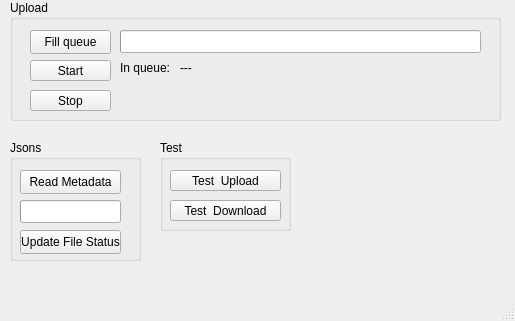
This is src/telegrambot-gui/mainwindow.ui in MrGrey7/TeleCloud as Qt 5 draws it before an edit. The edited form follows.
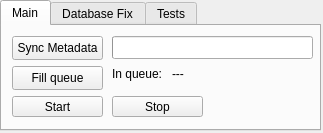
This is the edited form.

```diff
--- a/src/telegrambot-gui/mainwindow.ui
+++ b/src/telegrambot-gui/mainwindow.ui
@@ -6,51 +6,57 @@
    <rect>
     <x>0</x>
     <y>0</y>
-    <width>515</width>
-    <height>321</height>
+    <width>323</width>
+    <height>133</height>
    </rect>
   </property>
+  <property name="sizePolicy">
+   <sizepolicy hsizetype="Fixed" vsizetype="Fixed">
+    <horstretch>0</horstretch>
+    <verstretch>0</verstretch>
+   </sizepolicy>
+  </property>
+  <property name="minimumSize">
+   <size>
+    <width>323</width>
+    <height>133</height>
+   </size>
+  </property>
+  <property name="maximumSize">
+   <size>
+    <width>323</width>
+    <height>133</height>
+   </size>
+  </property>
   <property name="windowTitle">
    <string>TelegramBot</string>
   </property>
   <widget class="QWidget" name="centralwidget">
-   <widget class="QGroupBox" name="groupBox_Upload">
+   <widget class="QTabWidget" name="tabWidget">
     <property name="geometry">
      <rect>
-      <x>10</x>
+      <x>0</x>
       <y>0</y>
-      <width>491</width>
-      <height>121</height>
+      <width>321</width>
+      <height>131</height>
      </rect>
     </property>
-    <property name="title">
-     <string>Upload</string>
+    <property name="currentIndex">
+     <number>0</number>
     </property>
-    <widget class="QPushButton" name="button_startUpload">
-     <property name="geometry">
-      <rect>
-       <x>20</x>
-       <y>60</y>
-       <width>81</width>
-       <height>21</height>
-      </rect>
-     </property>
-     <property name="text">
-      <string>Start</string>
-     </property>
-     <property name="checkable">
-      <bool>false</bool>
-     </property>
-    </widget>
+    <widget class="QWidget" name="tab_main">
+     <attribute name="title">
+      <string>Main</string>
+     </attribute>
     <widget class="QPushButton" name="button_stopUpload">
      <property name="enabled">
       <bool>true</bool>
      </property>
      <property name="geometry">
       <rect>
-       <x>20</x>
-       <y>90</y>
-       <width>81</width>
+        <x>110</x>
+        <y>70</y>
+        <width>91</width>
        <height>21</height>
       </rect>
      </property>
@@ -64,12 +70,25 @@
       <bool>false</bool>
      </property>
     </widget>
+     <widget class="QPushButton" name="button_syncJsons">
+      <property name="geometry">
+       <rect>
+        <x>10</x>
+        <y>10</y>
+        <width>91</width>
+        <height>24</height>
+       </rect>
+      </property>
+      <property name="text">
+       <string>Sync Metadata</string>
+      </property>
+     </widget>
     <widget class="QPushButton" name="button_fillQueue">
      <property name="geometry">
       <rect>
-       <x>20</x>
-       <y>30</y>
-       <width>81</width>
+        <x>10</x>
+        <y>40</y>
+        <width>91</width>
        <height>24</height>
       </rect>
      </property>
@@ -81,8 +100,8 @@
      <property name="geometry">
       <rect>
        <x>110</x>
-       <y>30</y>
-       <width>361</width>
+        <y>10</y>
+        <width>201</width>
        <height>23</height>
       </rect>
      </property>
@@ -103,7 +122,7 @@
      <property name="geometry">
       <rect>
        <x>110</x>
-       <y>60</y>
+        <y>40</y>
        <width>51</width>
        <height>16</height>
       </rect>
@@ -116,7 +135,7 @@
      <property name="geometry">
       <rect>
        <x>170</x>
-       <y>60</y>
+        <y>40</y>
        <width>31</width>
        <height>16</height>
       </rect>
@@ -125,98 +144,32 @@
       <string>---</string>
      </property>
     </widget>
-   </widget>
-   <widget class="QGroupBox" name="groupBox_Test">
+     <widget class="QPushButton" name="button_startUpload">
     <property name="geometry">
      <rect>
-      <x>160</x>
-      <y>140</y>
-      <width>131</width>
-      <height>91</height>
-     </rect>
-    </property>
-    <property name="title">
-     <string>Test</string>
-    </property>
-    <widget class="QPushButton" name="button_upload">
-     <property name="geometry">
-      <rect>
        <x>10</x>
-       <y>30</y>
-       <width>111</width>
+        <y>70</y>
+        <width>91</width>
        <height>21</height>
       </rect>
      </property>
      <property name="text">
-      <string>Test  Upload</string>
-     </property>
-    </widget>
-    <widget class="QPushButton" name="button_download">
-     <property name="geometry">
-      <rect>
-       <x>10</x>
-       <y>60</y>
-       <width>111</width>
-       <height>21</height>
-      </rect>
-     </property>
-     <property name="text">
-      <string>Test  Download</string>
-     </property>
-    </widget>
-   </widget>
-   <widget class="QGroupBox" name="groupBox_Jsons">
-    <property name="geometry">
-     <rect>
-      <x>10</x>
-      <y>140</y>
-      <width>131</width>
-      <height>121</height>
-     </rect>
-    </property>
-    <property name="title">
-     <string>Jsons</string>
-    </property>
-    <widget class="QPushButton" name="button_syncJsons">
-     <property name="geometry">
-      <rect>
-       <x>10</x>
-       <y>30</y>
-       <width>101</width>
-       <height>24</height>
-      </rect>
-     </property>
-     <property name="text">
-      <string>Read Metadata</string>
-     </property>
-    </widget>
-    <widget class="QProgressBar" name="progressBar_readMetadata">
-     <property name="geometry">
-      <rect>
-       <x>10</x>
-       <y>60</y>
-       <width>101</width>
-       <height>23</height>
-      </rect>
-     </property>
-     <property name="minimum">
-      <number>2</number>
-     </property>
-     <property name="maximum">
-      <number>2</number>
-     </property>
-     <property name="value">
-      <number>1</number>
-     </property>
-     <property name="format">
-      <string>%v/%m</string>
-     </property>
-    </widget>
+       <string>Start</string>
+      </property>
+      <property name="checkable">
+       <bool>false</bool>
+      </property>
+     </widget>
+    </widget>
+    <widget class="QWidget" name="tab_fix">
+     <attribute name="title">
+      <string>Database Fix</string>
+     </attribute>
     <widget class="QPushButton" name="button_updateFileStatus">
      <property name="geometry">
       <rect>
        <x>10</x>
-       <y>90</y>
+        <y>40</y>
        <width>101</width>
        <height>24</height>
       </rect>
@@ -225,19 +178,62 @@
       <string>Update File Status</string>
      </property>
     </widget>
-   </widget>
-  </widget>
-  <widget class="QMenuBar" name="menubar">
+     <widget class="QProgressBar" name="progressBar_readMetadata">
+      <property name="geometry">
+       <rect>
+        <x>10</x>
+        <y>10</y>
+        <width>101</width>
+        <height>23</height>
+       </rect>
+      </property>
+      <property name="minimum">
+       <number>2</number>
+      </property>
+      <property name="maximum">
+       <number>2</number>
+      </property>
+      <property name="value">
+       <number>1</number>
+      </property>
+      <property name="format">
+       <string>%v/%m</string>
+      </property>
+     </widget>
+    </widget>
+    <widget class="QWidget" name="tab_tests">
+     <attribute name="title">
+      <string>Tests</string>
+     </attribute>
+     <widget class="QPushButton" name="button_download">
    <property name="geometry">
     <rect>
-     <x>0</x>
-     <y>0</y>
-     <width>515</width>
+        <x>10</x>
+        <y>40</y>
+        <width>91</width>
      <height>21</height>
     </rect>
    </property>
-  </widget>
-  <widget class="QStatusBar" name="statusbar"/>
+      <property name="text">
+       <string>Test  Download</string>
+      </property>
+     </widget>
+     <widget class="QPushButton" name="button_upload">
+      <property name="geometry">
+       <rect>
+        <x>10</x>
+        <y>10</y>
+        <width>91</width>
+        <height>21</height>
+       </rect>
+      </property>
+      <property name="text">
+       <string>Test  Upload</string>
+      </property>
+     </widget>
+    </widget>
+   </widget>
+  </widget>
  </widget>
  <resources/>
  <connections/>
```
Lines whose indentation alone changed are shown as unchanged.
